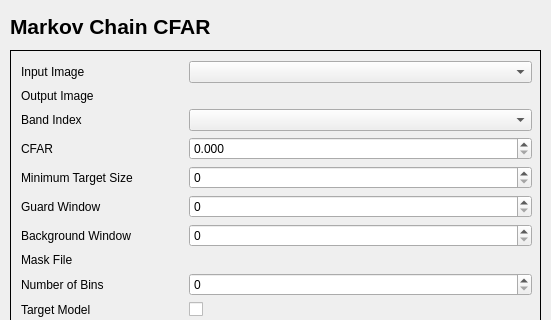
Qt form markov_chain_cfar/markov_chain_cfar_dialog_base.ui (AUGSignals/qgis-plugins) before a commit; both pictures show x 0 to 551 and y 0 to 320 of the 551 by 623 pixel window.
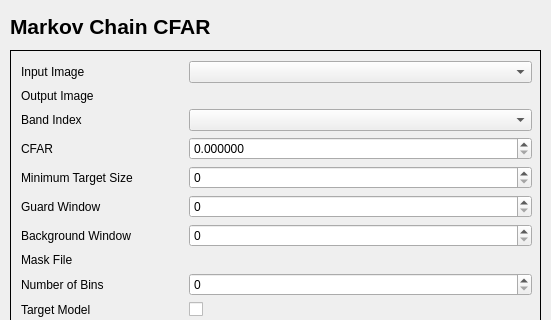
The same form after that commit. Custom widgets are drawn as their Qt base class.

```diff
--- a/markov_chain_cfar/markov_chain_cfar_dialog_base.ui
+++ b/markov_chain_cfar/markov_chain_cfar_dialog_base.ui
@@ -96,7 +96,7 @@
       <item row="3" column="1">
        <widget class="QgsDoubleSpinBox" name="CFARQgsDoubleSpinBox">
         <property name="decimals">
-         <number>3</number>
+         <number>6</number>
         </property>
         <property name="maximum">
          <double>1.000000000000000</double>
```
